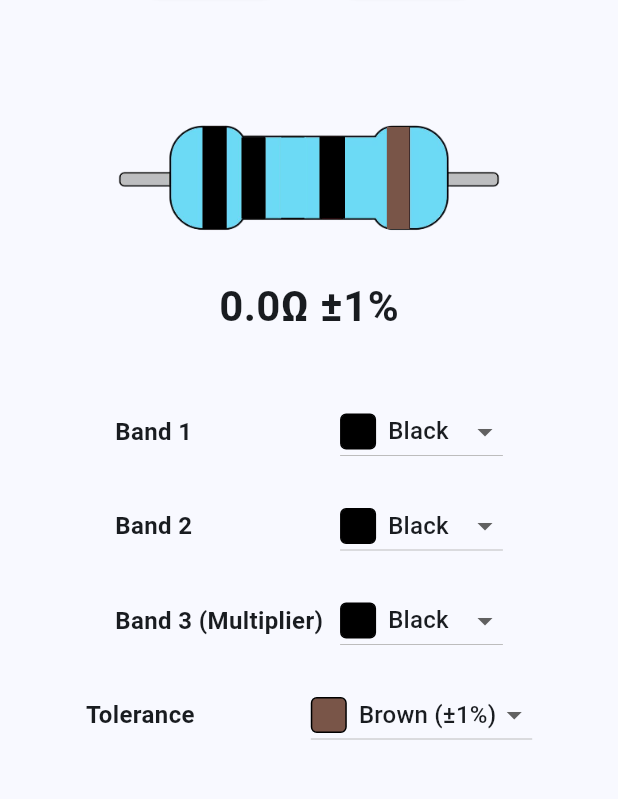
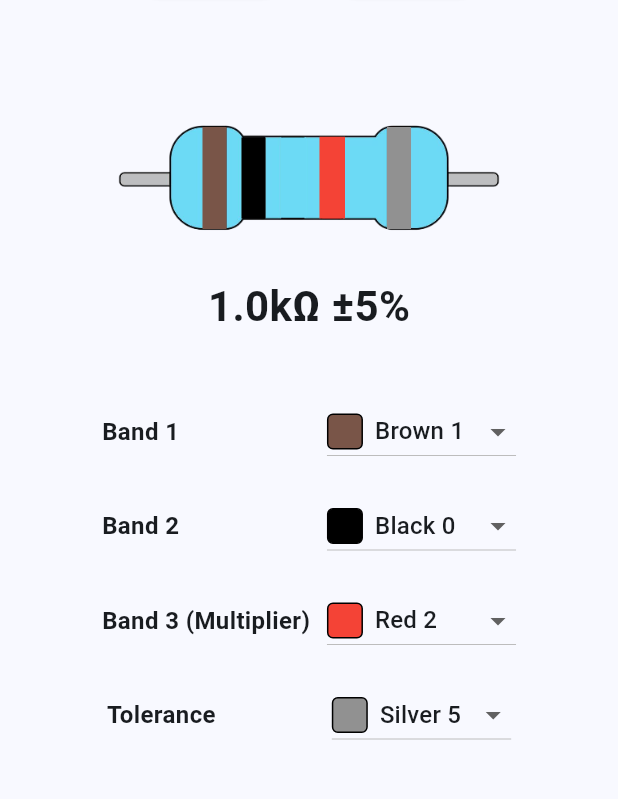
Before and after one commit to abod8639/Ohm_Color, a Flutter app: the screen it shows after launch, in the side drawer, after a tap on "Home", on a phone screen of 412 x 824 dp, the part 128-927 px from its top. Run offline on Flutter 3.47's test engine with Material 3 defaults, Android fonts, the phone set to English and light mode, and no system bars; our stand-ins replace get, toggle_switch; statements that could not run were skipped.

Commit message:
fix toleranceBand

```diff
--- a/lib/controller/controller.dart
+++ b/lib/controller/controller.dart
@@ -23,15 +23,17 @@ class OhmCalculatorController extends GetxController {
     'Violet': {'value': 7, 'color': Colors.purple},
     'Gray': {'value': 8, 'color': Colors.grey},
     'White': {'value': 9, 'color': Colors.white},
+    'Gold': {'value': 10, 'color': const Color.fromARGB(255, 208, 173, 2)},
+    'Silver': {'value': 5, 'color': const Color.fromARGB(255, 145, 145, 145)},
   };
 
   //------------------------------------------------------------------------
 
-  var firstBand = 'Black'.obs;
+  var firstBand = 'Brown'.obs;
   var secondBand = 'Black'.obs;
   var thirdBand = 'Black'.obs;
-  var multiplierBand = 'Black'.obs;
-  var toleranceBand = 'Brown'.obs;
+  var multiplierBand = 'Red'.obs;
+  var toleranceBand = 'Silver'.obs;
 
   //------------------------------------------------------------------------
 
@@ -55,7 +57,7 @@ class OhmCalculatorController extends GetxController {
     int secondDigit = colorCodes[secondBand.value]!['value'] as int;
 
     int multiplier = colorCodes[multiplierBand.value]!['value'] as int;
-    int tolerance = (toleranceBand.value == 'Brown') ? 1 : 2;
+    int tolerance = colorCodes[toleranceBand.value]!['value'] as int;
 
     double resistanceValue =
         (firstDigit * 10.0 + secondDigit) * pow(10, multiplier);
@@ -70,7 +72,7 @@ class OhmCalculatorController extends GetxController {
     int secondDigit = colorCodes[secondBand.value]!['value'] as int;
     int thirdDigit = colorCodes[thirdBand.value]!['value'] as int;
     int multiplier = colorCodes[multiplierBand.value]!['value'] as int;
-    int tolerance = (toleranceBand.value == 'Brown') ? 1 : 2;
+    int tolerance = colorCodes[toleranceBand.value]!['value'] as int;
 
     double resistanceValue =
         (firstDigit * 100.0 + secondDigit * 10 + thirdDigit) *
--- a/lib/view/widget/ItembandList.dart
+++ b/lib/view/widget/ItembandList.dart
@@ -61,6 +61,7 @@ Widget ItembandList(OhmCalculatorController controller) {
 
       BuildToleranceSelector(
         controller.toleranceBand,
+        colorCodes: controller.colorCodes,
         onChanged: (value) => controller.toleranceBand.value = value!,
       ),
       const SizedBox(height: 30),
--- a/lib/view/widget/buildColorBandSelector.dart
+++ b/lib/view/widget/buildColorBandSelector.dart
@@ -38,7 +38,7 @@ Widget BuildColorBandSelector(
                         ),
                       ),
                       const SizedBox(width: 8),
-                      Text(color),
+                      Text("$color ${colorCodes[color]!['value']} "),
                     ],
                   ),
                 );
--- a/lib/view/widget/buildToleranceSelector.dart
+++ b/lib/view/widget/buildToleranceSelector.dart
@@ -4,6 +4,7 @@ import 'package:get/get.dart';
 Widget BuildToleranceSelector(
   Rx<String> selectedValue, {
   required Function(String?) onChanged,
+  required Map<String, Map<String, dynamic>> colorCodes,
 }) {
   return Row(
     mainAxisAlignment: MainAxisAlignment.center,
@@ -21,7 +22,9 @@ Widget BuildToleranceSelector(
           value: selectedValue.value,
           onChanged: onChanged,
           items:
-              ['Brown', 'Red'].map<DropdownMenuItem<String>>((String color) {
+              ['Silver', 'Gold', 'Brown', 'Red'].map<DropdownMenuItem<String>>((
+                String color,
+              ) {
                 return DropdownMenuItem<String>(
                   value: color,
                   child: Row(
@@ -30,13 +33,17 @@ Widget BuildToleranceSelector(
                         width: 24,
                         height: 24,
                         decoration: BoxDecoration(
-                          color: (color == 'Brown') ? Colors.brown : Colors.red,
+                          color: colorCodes[color]!['color'] as Color,
+
+                          // (color == 'Gold')
+                          //     ? const Color.fromARGB(255, 208, 173, 2)
+                          //     : const Color.fromARGB(255, 145, 145, 145),
                           border: Border.all(color: Colors.black, width: 1),
                           borderRadius: BorderRadius.circular(4),
                         ),
                       ),
                       const SizedBox(width: 8),
-                      Text("$color (±${color == 'Brown' ? '1' : '2'}%)"),
+                      Text("$color ${colorCodes[color]!['value']} "),
                     ],
                   ),
                 );
--- a/lib/view/widget/customImage.dart
+++ b/lib/view/widget/customImage.dart
@@ -69,12 +69,13 @@ Widget CustomImage(OhmCalculatorController controller) {
             bottom: 1,
             left: 202,
             child: Container(
-              width: 15,
+              width: 16,
               height: 68,
               color:
-                  (controller.toleranceBand.value == 'Brown')
-                      ? Colors.brown
-                      : Colors.red,
+                  controller.colorCodes[controller
+                          .toleranceBand
+                          .value]!['color']
+                      as Color,
             ),
           ),
         ],
```
